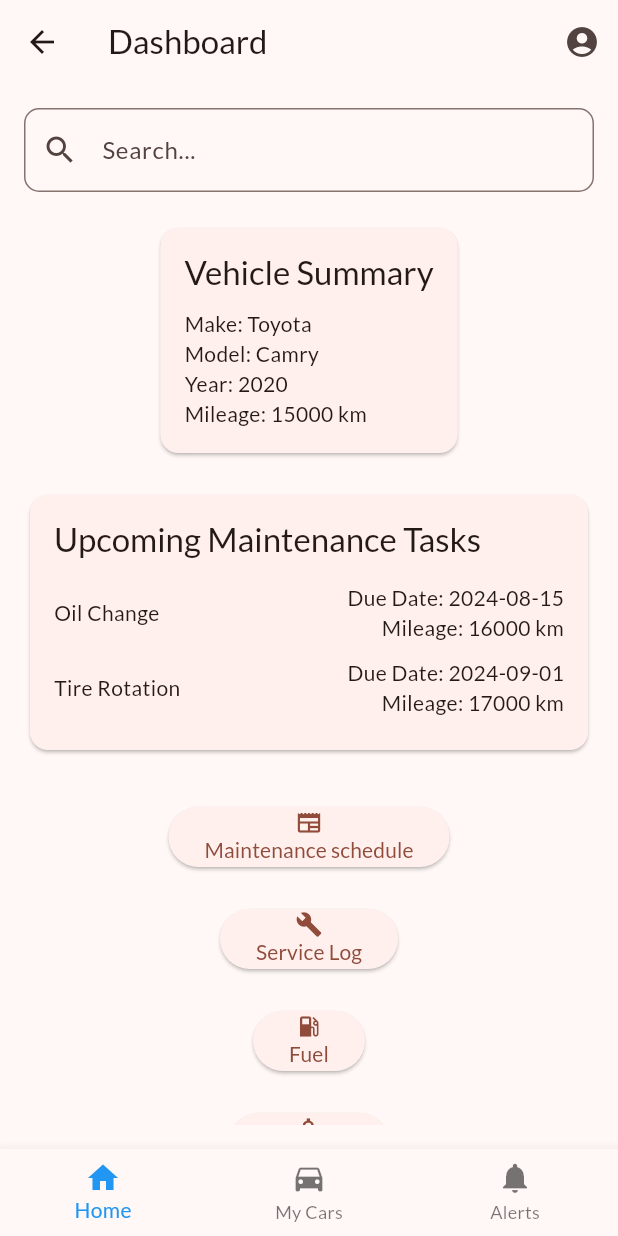
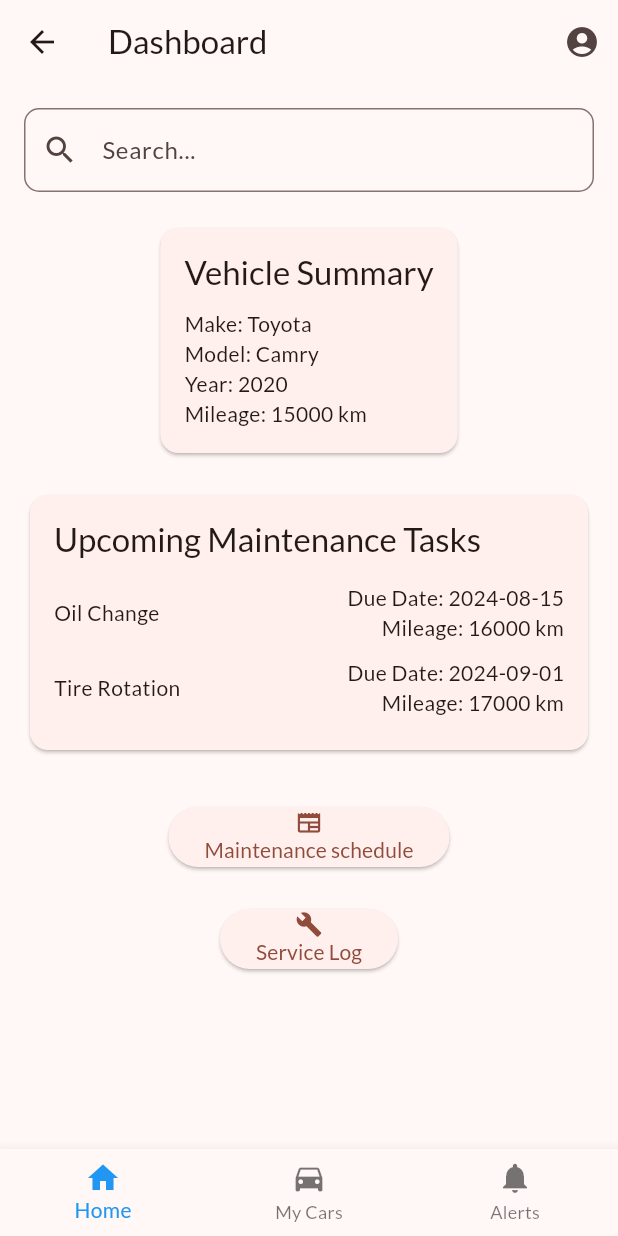
Before and after one commit to GH05T0302/Flutter-Car-App, a Flutter app: the Dashboard screen opened by its route, on a phone screen of 412 x 824 dp. Run offline on Flutter 3.47's test engine with Material 3 defaults, Android fonts, the light colour scheme and no system bars; our stand-ins replace cloud_firestore, firebase_auth, firebase_core, firebase_messaging, flutter_local_notifications, fluttertoast and 3 more; accounts and stored records are empty.

Commit message:
removed unnecessary buttons from dashboard

```diff
--- a/lib/Screens/dashboard.dart
+++ b/lib/Screens/dashboard.dart
@@ -218,20 +218,6 @@ class QuickAccessFeatures extends StatelessWidget {
             );
           },
         ),
-        QuickAccessButton(
-          icon: Icons.local_gas_station,
-          label: 'Fuel',
-          onPressed: () {
-            // Navigate to fuel
-          },
-        ),
-        QuickAccessButton(
-          icon: Icons.attach_money,
-          label: 'Expenses',
-          onPressed: () {
-            // Navigate to expenses
-          },
-        ),
       ],
     );
   }
```
